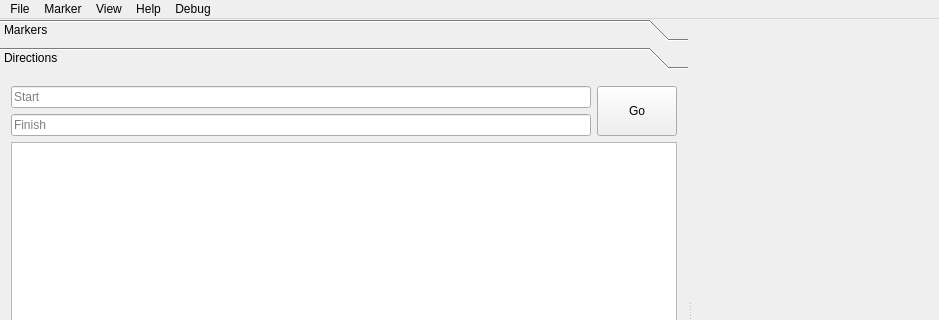
Above: mainwindow.ui from archnemesis/OSMExplorer before the change; both pictures show x 0 to 939 and y 0 to 320 of the 939 by 623 pixel window. Below: the same form after it.
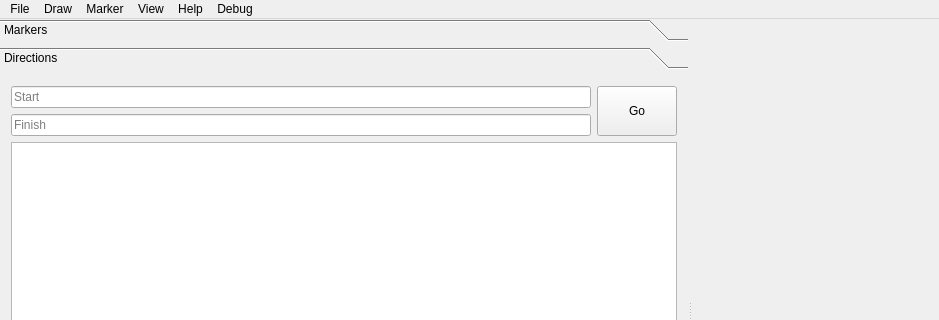
That is the form after the change. Custom widgets are drawn as their Qt base class.

Patch:
```diff
--- a/mainwindow.ui
+++ b/mainwindow.ui
@@ -186,7 +186,17 @@
     </property>
     <addaction name="actionDebugOpenDirectionsFile"/>
    </widget>
+   <widget class="QMenu" name="menuDraw">
+    <property name="title">
+     <string>Draw</string>
+    </property>
+    <addaction name="actionLine"/>
+    <addaction name="actionCircle"/>
+    <addaction name="actionRectangle"/>
+    <addaction name="actionPolygon"/>
+   </widget>
    <addaction name="menuFile"/>
+   <addaction name="menuDraw"/>
    <addaction name="menuMarker"/>
    <addaction name="menuView"/>
    <addaction name="menuHelp"/>
```
Left out of the diff: 20 changed lines with no effect on the pictures.
